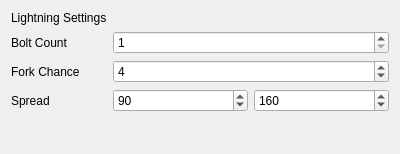
Old version of the form src/widget/animation/lightninganimationcontrol.ui in the repository 8bitbuddhist/PixelMaestro-Studio.
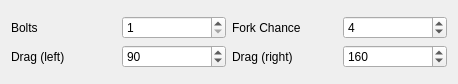
New version of the form.

Commit message: MaestroControl - Tweaked extra Animation control placement MaestroDrawingArea - Changed default rendering type to Square

```diff
--- a/src/widget/animation/lightninganimationcontrol.ui
+++ b/src/widget/animation/lightninganimationcontrol.ui
@@ -6,20 +6,20 @@
    <rect>
     <x>0</x>
     <y>0</y>
-    <width>400</width>
-    <height>154</height>
+    <width>458</width>
+    <height>84</height>
    </rect>
   </property>
   <property name="sizePolicy">
-   <sizepolicy hsizetype="Minimum" vsizetype="Minimum">
+   <sizepolicy hsizetype="Preferred" vsizetype="Preferred">
     <horstretch>0</horstretch>
     <verstretch>0</verstretch>
    </sizepolicy>
   </property>
   <property name="minimumSize">
    <size>
-    <width>20</width>
-    <height>20</height>
+    <width>0</width>
+    <height>0</height>
    </size>
   </property>
   <property name="windowTitle">
@@ -27,23 +27,25 @@
   </property>
   <layout class="QGridLayout" name="gridLayout">
    <item row="0" column="0">
-    <layout class="QFormLayout" name="formLayout">
+    <layout class="QGridLayout" name="gridLayout_2">
+     <property name="sizeConstraint">
+      <enum>QLayout::SetDefaultConstraint</enum>
+     </property>
      <item row="0" column="0">
-      <widget class="QLabel" name="label">
+      <widget class="QLabel" name="label_4">
        <property name="text">
-        <string>Lightning Settings</string>
+        <string>Bolts</string>
        </property>
       </widget>
      </item>
-     <item row="2" column="0">
-      <widget class="QLabel" name="label_2">
-       <property name="text">
-        <string>Fork Chance</string>
-       </property>
-      </widget>
-     </item>
-     <item row="2" column="1">
+     <item row="0" column="3">
       <widget class="QSpinBox" name="forkChanceSpinBox">
+       <property name="sizePolicy">
+        <sizepolicy hsizetype="Minimum" vsizetype="Fixed">
+         <horstretch>0</horstretch>
+         <verstretch>0</verstretch>
+        </sizepolicy>
+       </property>
        <property name="maximum">
         <number>255</number>
        </property>
@@ -52,27 +54,37 @@
        </property>
       </widget>
      </item>
-     <item row="3" column="0">
-      <widget class="QLabel" name="label_3">
-       <property name="text">
-        <string>Spread</string>
+     <item row="0" column="1">
+      <widget class="QSpinBox" name="boltCountSpinBox">
+       <property name="sizePolicy">
+        <sizepolicy hsizetype="Minimum" vsizetype="Fixed">
+         <horstretch>0</horstretch>
+         <verstretch>0</verstretch>
+        </sizepolicy>
        </property>
-      </widget>
-     </item>
-     <item row="3" column="1">
-      <layout class="QHBoxLayout" name="horizontalLayout">
-       <item>
-        <widget class="QSpinBox" name="spreadDownSpinBox">
+       <property name="minimum">
+        <number>1</number>
+       </property>
          <property name="maximum">
           <number>255</number>
          </property>
-         <property name="value">
-          <number>90</number>
+      </widget>
+     </item>
+     <item row="0" column="2">
+      <widget class="QLabel" name="label_2">
+       <property name="text">
+        <string>Fork Chance</string>
          </property>
         </widget>
        </item>
-       <item>
+     <item row="1" column="3">
         <widget class="QSpinBox" name="spreadUpSpinBox">
+       <property name="sizePolicy">
+        <sizepolicy hsizetype="Minimum" vsizetype="Fixed">
+         <horstretch>0</horstretch>
+         <verstretch>0</verstretch>
+        </sizepolicy>
+       </property>
          <property name="maximum">
           <number>255</number>
          </property>
@@ -81,22 +93,33 @@
          </property>
         </widget>
        </item>
-      </layout>
-     </item>
      <item row="1" column="0">
-      <widget class="QLabel" name="label_4">
+      <widget class="QLabel" name="label_3">
        <property name="text">
-        <string>Bolt Count</string>
+        <string>Drag (left)</string>
        </property>
       </widget>
      </item>
      <item row="1" column="1">
-      <widget class="QSpinBox" name="boltCountSpinBox">
-       <property name="minimum">
-        <number>1</number>
+      <widget class="QSpinBox" name="spreadDownSpinBox">
+       <property name="sizePolicy">
+        <sizepolicy hsizetype="Minimum" vsizetype="Fixed">
+         <horstretch>0</horstretch>
+         <verstretch>0</verstretch>
+        </sizepolicy>
        </property>
        <property name="maximum">
         <number>255</number>
+       </property>
+       <property name="value">
+        <number>90</number>
+       </property>
+      </widget>
+     </item>
+     <item row="1" column="2">
+      <widget class="QLabel" name="label">
+       <property name="text">
+        <string>Drag (right)</string>
        </property>
       </widget>
      </item>
```
Lines whose indentation alone changed are shown as unchanged. The commit also changes 11 other files.
